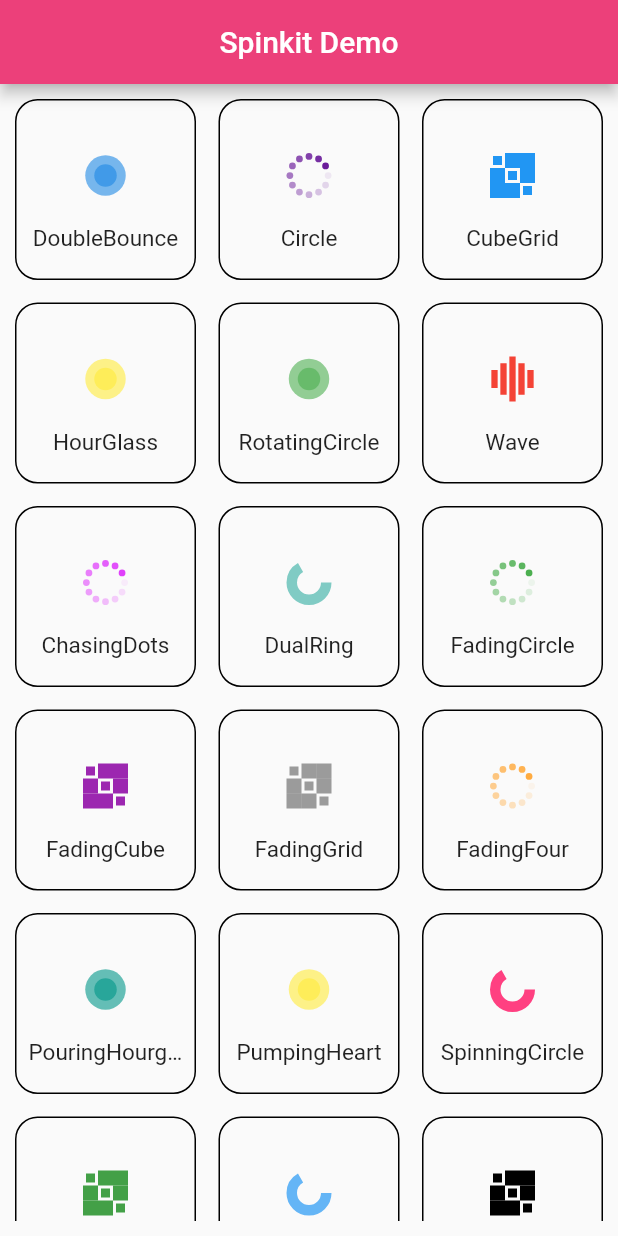
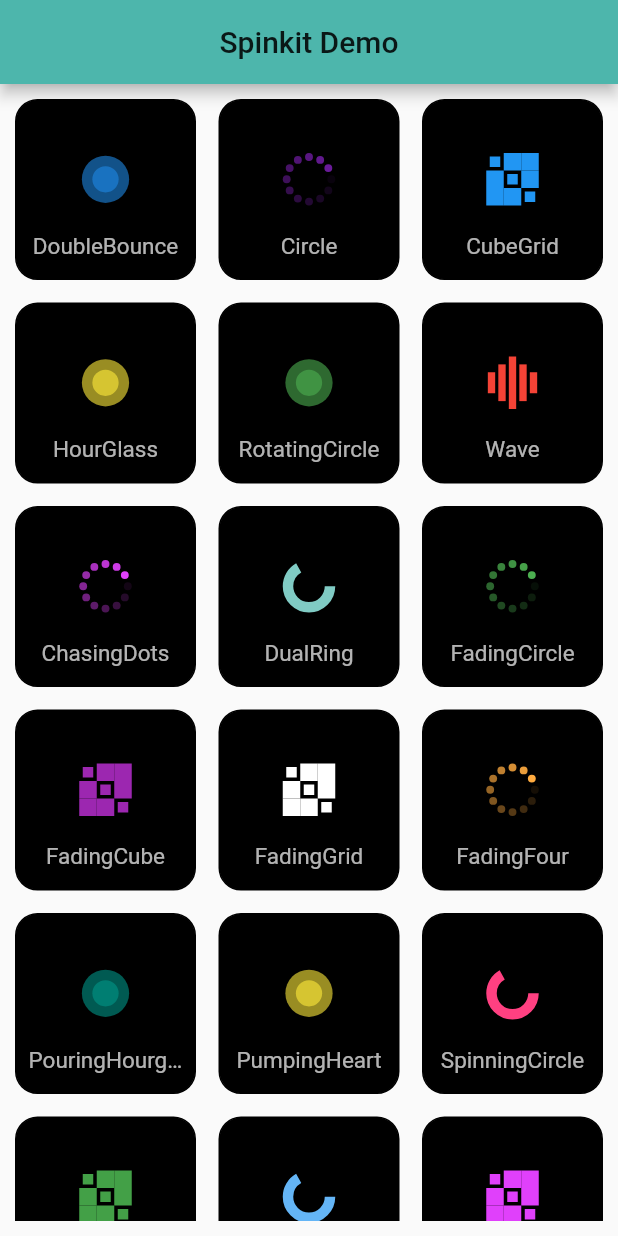
Before and after one commit to Alpha17-2/spinkit_demo, a Flutter app: the screen it shows after launch, on a phone screen of 412 x 824 dp. Run offline on Flutter 3.47's test engine with Material 2 defaults, Android fonts, the phone set to English and light mode, and no system bars; our stand-ins replace flutter_spinkit, flutter_staggered_animations.

Commit message:
Change in UI

```diff
--- a/lib/main.dart
+++ b/lib/main.dart
@@ -44,9 +44,10 @@ class home extends StatelessWidget {
     return Scaffold(
       appBar: AppBar(title: Text(
         'Spinkit Demo',
+        style: TextStyle(color: Colors.black87),
       ),
         centerTitle: true,
-        backgroundColor: Colors.pink[400],
+        backgroundColor: Colors.teal[300],
       ),
       body: Padding(
         padding: const EdgeInsets.all(10.0),
@@ -58,7 +59,7 @@ class home extends StatelessWidget {
             ),
             itemBuilder: (context,index){
               return AnimationConfiguration.staggeredGrid (
-                duration: Duration(seconds: 1),
+                duration: Duration(seconds: 2),
                 position: index,
                 columnCount: 3,
                 child: FadeInAnimation(
@@ -67,6 +68,7 @@ class home extends StatelessWidget {
                       decoration: BoxDecoration(
                         borderRadius: BorderRadius.circular(15),
                         border: Border.all(color: Colors.black,width: 1),
+                        color: Colors.black,
                       ),
                       child: Column(
                         mainAxisAlignment: MainAxisAlignment.start,
@@ -77,7 +79,7 @@ class home extends StatelessWidget {
                           SizedBox(height: 18,),
                           Padding(
                             padding: const EdgeInsets.only(left:8.0,right: 8.0),
-                            child: Text(nameOfSpinners[index],overflow: TextOverflow.ellipsis,style: TextStyle(fontSize: 15,),),
+                            child: Text(nameOfSpinners[index],overflow: TextOverflow.ellipsis,style: TextStyle(fontSize: 15,color: Colors.white70),),
                           ),
                         ],
                       ),
--- a/lib/spinner_list.dart
+++ b/lib/spinner_list.dart
@@ -4,33 +4,33 @@ import 'package:flutter_spinkit/flutter_spinkit.dart';
 Widget spinner0(){
   return  SpinKitDoubleBounce(
      color: Colors.blue[600],
-     size: 30,
+     size : 35,
   );
 }
 Widget spinner1(){
   return SpinKitCircle(
       color: Colors.purple[800],
-      size: 30,
+      size : 35,
   );
 }
 Widget spinner2(){
   return SpinKitCubeGrid(
       color: Colors.blue,
-      size: 30,
+      size : 35,
   );
 }
 
 Widget spinner3(){
   return SpinKitHourGlass(
       color: Colors.yellow,
-      size: 30,
+      size : 35,
   );
 }
 
 Widget spinner4(){
   return SpinKitRotatingCircle(
       color: Colors.green,
-      size: 30,
+      size : 35,
   );
 }
 
@@ -38,55 +38,55 @@ Widget spinner4(){
 Widget spinner5(){
   return SpinKitWave(
       color: Colors.red,
-      size: 30,
+      size : 35,
   );
 }
 
 Widget spinner6(){
   return SpinKitChasingDots(
       color: Colors.purpleAccent,
-      size: 30,
+      size : 35,
   );
 }
 
 Widget spinner7(){
   return SpinKitDualRing(
       color: Colors.teal[200],
-      size: 30,
+      size : 35,
   );
 }
 
 Widget spinner8(){
   return SpinKitFadingCircle(
       color: Colors.green,
-      size: 30,
+      size : 35,
   );
 }
 
 Widget spinner9(){
   return SpinKitFadingCube(
       color: Colors.purple,
-      size: 30,
+      size : 35,
   );
 }
 
 Widget spinner10(){
   return SpinKitFadingGrid(
-      color: Colors.black38,
-      size: 30,
+      color: Colors.white,
+      size : 35,
   );
 }
 Widget spinner11(){
   return SpinKitFadingFour(
       color: Colors.orangeAccent,
-      size: 30,
+      size : 35,
   );
 }
 
 Widget spinner12(){
   return SpinKitPouringHourglass(
       color: Colors.teal,
-      size: 30,
+      size : 35,
   );
 }
 
@@ -94,33 +94,33 @@ Widget spinner12(){
 Widget spinner13(){
   return SpinKitPumpingHeart(
       color: Colors.yellow,
-      size: 30,
+      size : 35,
   );
 }
 
 Widget spinner14(){
   return SpinKitSpinningCircle(
       color: Colors.pinkAccent,
-      size: 30,
+      size : 35,
   );
 }
 Widget spinner15(){
   return SpinKitWanderingCubes(
       color: Colors.green[600],
-      size: 30,
+      size : 35,
   );
 }
 
 Widget spinner16(){
   return SpinKitSquareCircle(
       color: Colors.blue[300],
-      size: 30,
+      size : 35,
   );
 }
 
 Widget spinner17(){
   return SpinKitRotatingPlain(
-      color: Colors.black,
-      size: 30,
+      color: Colors.purpleAccent,
+      size : 35,
   );
 }
```
